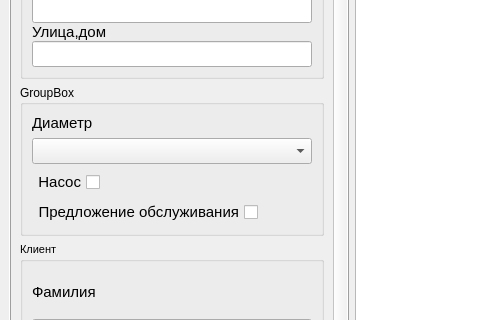
First picture: the form in Gui/clientswindows.ui, repository DenisArger/git_well, before the edit; both pictures show x 0 to 480 and y 148 to 468 of the 991 by 937 pixel window.
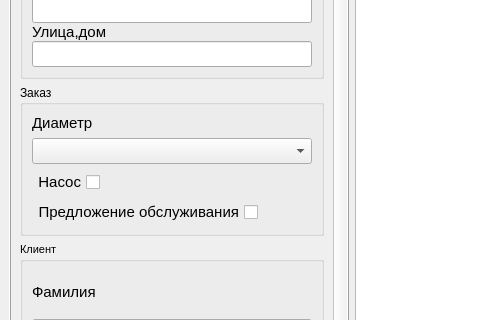
Second picture: the form after the edit.

The edit to the form file:
```diff
--- a/Gui/clientswindows.ui
+++ b/Gui/clientswindows.ui
@@ -53,7 +53,7 @@
          <property name="geometry">
           <rect>
            <x>0</x>
-           <y>-7</y>
+           <y>0</y>
            <width>318</width>
            <height>787</height>
           </rect>
@@ -176,7 +176,7 @@
           <item>
            <widget class="QGroupBox" name="groupBox">
             <property name="title">
-             <string>GroupBox</string>
+             <string>Заказ</string>
             </property>
             <layout class="QVBoxLayout" name="verticalLayout_3">
              <item>
```
Left out of the diff: 2 changed lines with no effect on the pictures.
